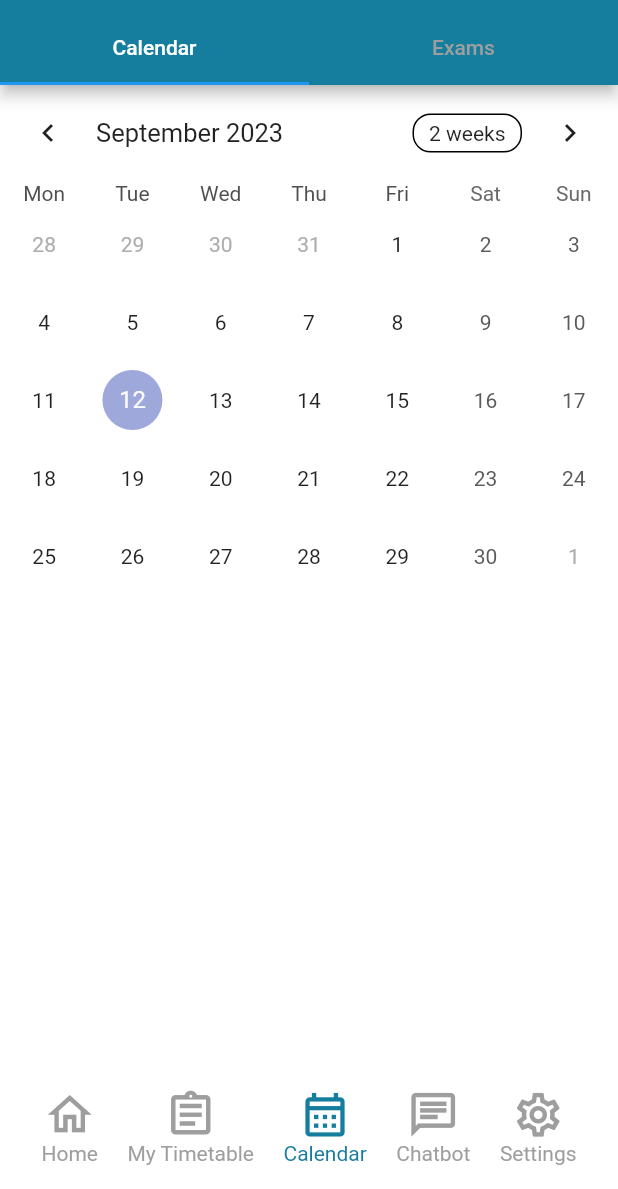
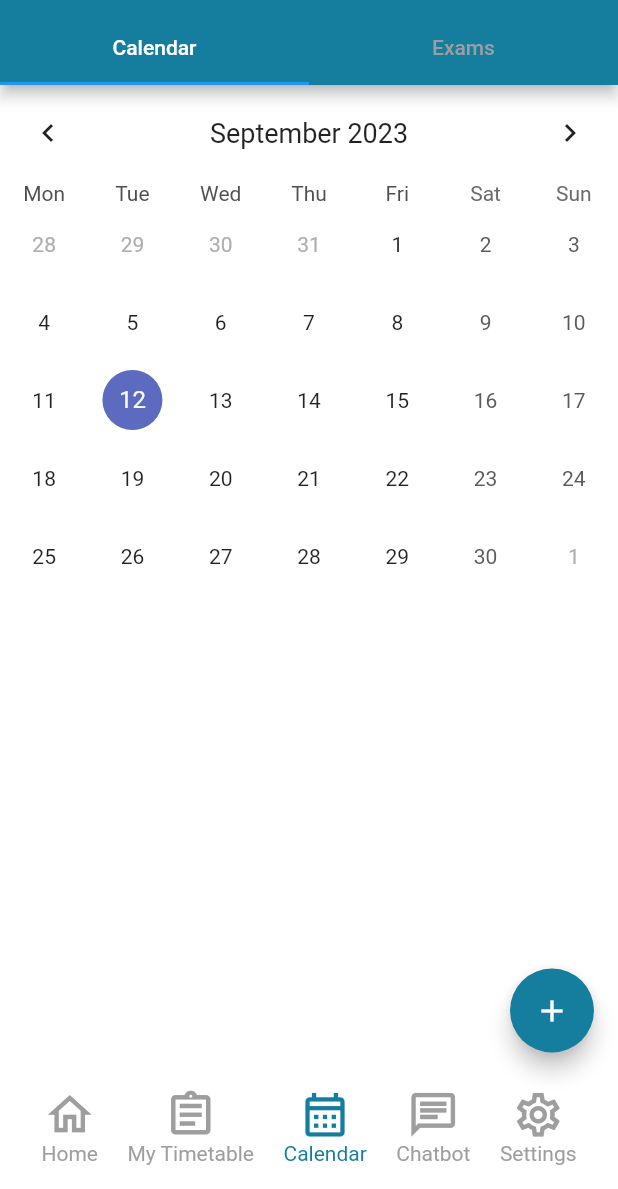
Before and after one commit to Vict0r2055/Campus-Buddy, a Flutter app: the ExaminationsPage screen opened by its route, on a phone screen of 412 x 824 dp, the part 47-1236 px from its top. Run offline on Flutter 3.47's test engine with Material 2 defaults, Android fonts, the phone set to English and light mode, and no system bars; drawn by our look-alikes of table_calendar; our stand-ins replace firebase_auth, firebase_core, firebase_database, firebase_storage, hive, hive_flutter; accounts and stored records are empty.

Commit message:
exams appended

```diff
--- a/lib/examinations.dart
+++ b/lib/examinations.dart
@@ -3,8 +3,60 @@ import 'package:flutter/material.dart';
 import 'package:table_calendar/table_calendar.dart';
 import 'package:campus_buddy/bottom_nav.dart';
 
-class ExaminationsPage extends StatelessWidget {
-  const ExaminationsPage({Key? key}) : super(key: key);
+class Event {
+  final String title;
+  final DateTime date;
+
+  Event(this.title, this.date);
+}
+
+List<Event> _getEventsForDay(DateTime day) {
+  return events[day] ?? [];
+}
+
+// Example map of events (replace with your actual data)
+Map<DateTime, List<Event>> events = {
+  DateTime.utc(2023, 8, 17): [
+    Event('Event 1', DateTime.utc(2023, 8, 17)),
+    Event('Event 2', DateTime.utc(2023, 8, 17)),
+  ],
+  DateTime.utc(2023, 8, 18): [
+    Event('Event 3', DateTime.utc(2023, 8, 18)),
+  ],
+  // ... more entries for other days
+};
+
+class ExaminationsPage extends StatefulWidget {
+  @override
+  _ExaminationsPageState createState() => _ExaminationsPageState();
+}
+
+class _ExaminationsPageState extends State<ExaminationsPage> {
+  DateTime _selectedDay = DateTime.now();
+  DateTime _focusedDay = DateTime.now();
+  List<Event> _selectedEvents = [];
+
+  void _onDaySelected(DateTime selectedDay, DateTime focusedDay) {
+    if (!isSameDay(_selectedDay, selectedDay)) {
+      setState(() {
+        _focusedDay = focusedDay;
+        _selectedDay = selectedDay;
+        _selectedEvents = _getEventsForDay(selectedDay);
+      });
+    }
+  }
+
+  Widget _buildEventList(List<Event> events) {
+    return ListView.builder(
+      itemCount: events.length,
+      itemBuilder: (context, index) {
+        return ListTile(
+          title: Text(events[index].title),
+          subtitle: Text(events[index].date.toString()), // Customize as needed
+        );
+      },
+    );
+  }
 
   @override
   Widget build(BuildContext context) {
@@ -55,12 +107,50 @@ class ExaminationsPage extends StatelessWidget {
                 startingDayOfWeek: StartingDayOfWeek.monday,
                 shouldFillViewport: true,
 
+                headerStyle: const HeaderStyle(
+                  // Customize the header as needed
+                  titleCentered: true,
+                  titleTextStyle: TextStyle(fontSize: 18),
+                  formatButtonVisible: false, // Hide the "2 weeks" button
+                ),
+                selectedDayPredicate: (day) {
+                  return isSameDay(_selectedDay, day);
+                },
+                onDaySelected: (selectedDay, focusedDay) {
+                  setState(() {
+                    _selectedDay = selectedDay;
+                    _focusedDay = focusedDay;
+                  });
+                },
+                onPageChanged: (focusedDay) {
+                  _focusedDay = _selectedDay;
+                },
+                eventLoader: (day) {
+                  return _getEventsForDay(day);
+                },
+
                 // Add more properties and customization as needed
               ),
-              const Center(
-                child: Text('Exams'),
+              Column(
+                children: [
+                  Expanded(
+                    child: _buildEventList(_selectedEvents),
+                  ),
+                ],
               ),
+              // const Center(
+              //   child: Text('Exams'),
+              // ),
             ],
+          ),
+          floatingActionButton: FloatingActionButton(
+            onPressed: () {
+              // Add your desired action here
+              print('Floating Action Button Pressed');
+            },
+            tooltip: 'Adding events to calendar',
+            child: const Icon(Icons.add),
+            backgroundColor: const Color(0xFF157D9E),
           ),
           bottomNavigationBar: const BottomNavigation(),
         ),
--- a/lib/main.dart
+++ b/lib/main.dart
@@ -50,7 +50,7 @@ class MyApp extends StatelessWidget {
         '/my_modules': (context) => const MyModules(),
         '/home_page': (context) => const HomePage(),
         '/my_timetable': (context) => const MyTimetable(),
-        '/examinations': (context) => const ExaminationsPage(),
+        '/examinations': (context) => ExaminationsPage(),
         '/navigation_page': (context) => const NavigationPage(),
         '/chatbot': (context) => ChatScreen(),
         '/about_page': (context) => const AboutPage(),
```
